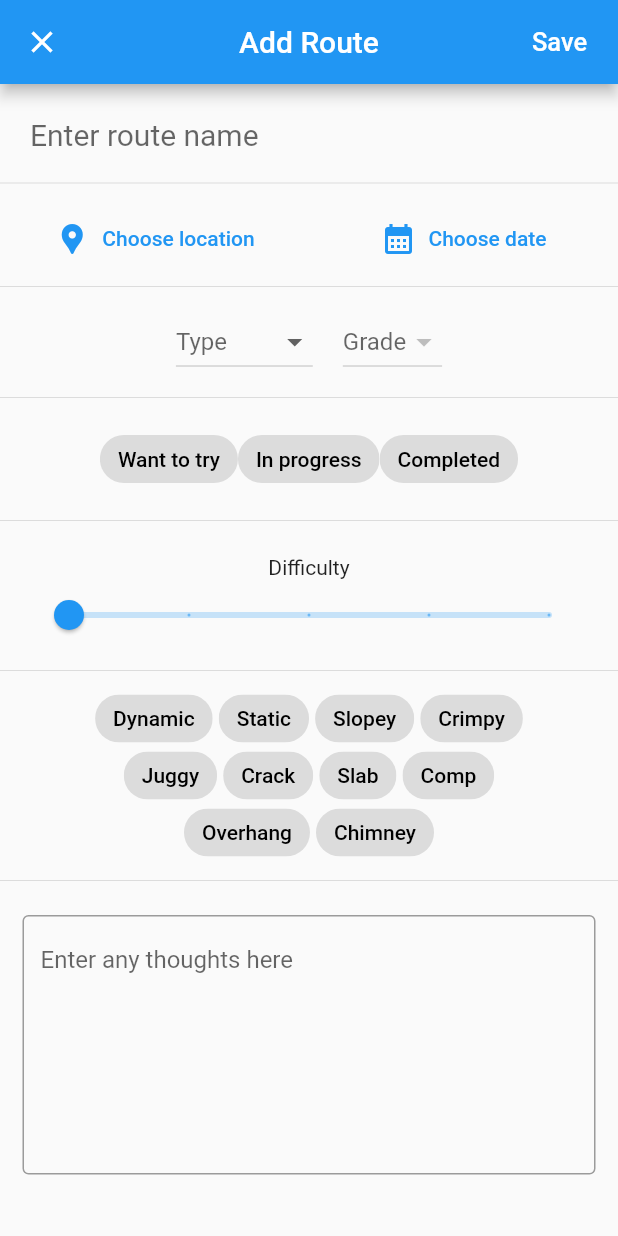
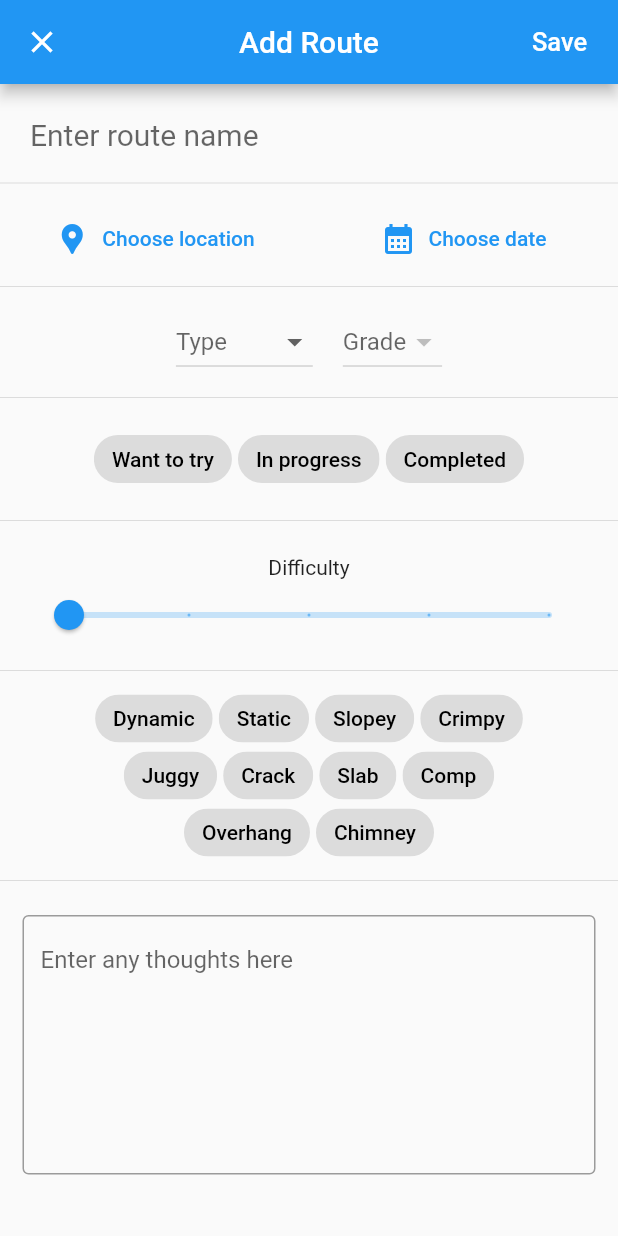
Before and after one commit to Redpoint-app/Redpoint, a Flutter app: the AddPage screen opened directly, on a phone screen of 412 x 824 dp. Run offline on Flutter 3.47's test engine with Material 2 defaults, Android fonts, the phone set to English and light mode, and no system bars; our stand-ins replace dotted_border, drift; missing offline and left inert: drift_local_storage_inspector, storage_inspector; accounts and stored records are empty; generated files the repository leaves out were written again.

Commit message:
Fixed all magic numbers

```diff
--- a/lib/add_route/add_page.dart
+++ b/lib/add_route/add_page.dart
@@ -15,6 +15,7 @@ import 'package:redpoint/database/models/route/route_difficulty.dart';
 import 'package:redpoint/database/models/route/route_status.dart';
 import 'package:redpoint/database/models/tag/tag.dart';
 import 'package:redpoint/shared/methods/local_date_util.dart';
+import 'package:redpoint/shared/widgets/dimensions.dart';
 
 const int maxTags = 5;
 
@@ -179,6 +180,8 @@ class _AddPageState extends State<AddPage> {
   @override
   Widget build(BuildContext context) {
     int numDifficulties = RouteDifficultyEnum.values.length - 1;
+    const numLines = 7;
+    const widthFactor = 0.7;
 
     return Scaffold(
       appBar: AppBar(
@@ -198,7 +201,7 @@ class _AddPageState extends State<AddPage> {
                 "Save",
                 style: TextStyle(
                   color: Theme.of(context).colorScheme.onPrimary,
-                  fontSize: 17.0,
+                  fontSize: TextDimensions.appBarTextButtonSize,
                 ),
               ),
             ),
@@ -286,17 +289,20 @@ class _AddPageState extends State<AddPage> {
                 Padding(
                   padding: const EdgeInsets.symmetric(vertical: 2),
                   child: SizedBox(
-                    height: 34,
+                    height: ChipDimensions.height,
                     child: Row(
                       mainAxisAlignment: MainAxisAlignment.center,
                       children: RouteStatusEnum.values
                           .map(
-                            (RouteStatusEnum value) =>
-                                FormSelectChip<RouteStatusEnum>(
+                            (RouteStatusEnum value) => Padding(
+                              padding:
+                                  const EdgeInsets.symmetric(horizontal: 2),
+                              child: FormSelectChip<RouteStatusEnum>(
                                 label: value.label,
                                 value: value,
                                 selectedValue: _status,
                                 callback: _setStatusIndex,
+                              ),
                             ),
                           )
                           .toList(),
@@ -307,17 +313,20 @@ class _AddPageState extends State<AddPage> {
                   Padding(
                     padding: const EdgeInsets.symmetric(vertical: 2),
                     child: SizedBox(
-                      height: 34,
+                      height: ChipDimensions.height,
                       child: Row(
                         mainAxisAlignment: MainAxisAlignment.center,
                         children: RouteCompletedStatusEnum.values
                             .map(
-                              (RouteCompletedStatusEnum value) =>
-                                  FormSelectChip<RouteCompletedStatusEnum>(
+                              (RouteCompletedStatusEnum value) => Padding(
+                                padding:
+                                    const EdgeInsets.symmetric(horizontal: 2),
+                                child: FormSelectChip<RouteCompletedStatusEnum>(
                                   label: value.label,
                                   value: value,
                                   selectedValue: _completedStatus,
                                   callback: _setCompletedStatusIndex,
+                                ),
                               ),
                             )
                             .toList(),
@@ -355,11 +364,11 @@ class _AddPageState extends State<AddPage> {
             ),
             const Divider(),
             FractionallySizedBox(
-              widthFactor: 0.7,
+              widthFactor: widthFactor,
               child: Wrap(
-                runSpacing: -10,
+                runSpacing: ChipDimensions.runSpacing,
                 alignment: WrapAlignment.center,
-                spacing: 4,
+                spacing: PaddingDimensions.sm,
                 children: [
                   for (final tag in TagEnum.values)
                     FormMultiSelectChip<TagEnum>(
@@ -385,7 +394,7 @@ class _AddPageState extends State<AddPage> {
                 bottom: 80,
               ),
               child: TextField(
-                maxLines: 7,
+                maxLines: numLines,
                 controller: _thoughtsController,
                 decoration: const InputDecoration(
                   border: OutlineInputBorder(),
--- a/lib/add_route/widgets/small_icon_button.dart
+++ b/lib/add_route/widgets/small_icon_button.dart
@@ -21,8 +21,8 @@ class _SmallIconButtonState extends State<SmallIconButton> {
   @override
   Widget build(BuildContext context) {
     return Container(
-      width: ContainersDimensions.widthSmall,
-      height: ContainersDimensions.heightSmall,
+      width: ContainerDimensions.widthExtraSmall,
+      height: ContainerDimensions.heightExtraSmall,
       decoration: BoxDecoration(
         color: widget.color ?? Theme.of(context).primaryColor,
         borderRadius: const BorderRadius.all(Radius.circular(30.0)),
@@ -30,7 +30,7 @@ class _SmallIconButtonState extends State<SmallIconButton> {
       child: Center(
         child: CustomIconButton(
           icon: widget.icon,
-          size: IconsDimensions.iconSizeSmall,
+          size: IconDimensions.sm,
           onTap: widget.onPressed,
         ),
       ),
--- a/lib/home/widgets/route_card.dart
+++ b/lib/home/widgets/route_card.dart
@@ -54,7 +54,7 @@ class _RouteCardState extends State<RouteCard> {
             crossAxisAlignment: CrossAxisAlignment.start,
             children: [
               SizedBox(
-                width: 230,
+                width: CardDimensions.widthLarge,
                 child: Column(
                   crossAxisAlignment: CrossAxisAlignment.start,
                   children: [
@@ -89,8 +89,8 @@ class _RouteCardState extends State<RouteCard> {
                           AsyncSnapshot<List<int>> snapshot,
                         ) {
                           return Wrap(
-                            runSpacing: -10,
-                            spacing: 4,
+                            runSpacing: ChipDimensions.runSpacing,
+                            spacing: PaddingDimensions.sm,
                             children: snapshot.data
                                     ?.map((int tagId) => Chip(
                                           label: Text(
--- a/lib/home/widgets/route_carousel.dart
+++ b/lib/home/widgets/route_carousel.dart
@@ -57,7 +57,7 @@ class _RouteCarouselState extends State<RouteCarousel> {
             ),
           ),
           SizedBox(
-            height: 250.0,
+            height: CardDimensions.heightLarge,
             child: StreamBuilder<List<RouteData>>(
               stream: widget.routes,
               builder: (
@@ -72,7 +72,7 @@ class _RouteCarouselState extends State<RouteCarousel> {
                       return widget.emptyWidget;
                     case ConnectionState.waiting:
                       return const SizedBox(
-                        width: 250,
+                        width: CardDimensions.heightLarge,
                         child: Padding(
                           padding: EdgeInsets.all(75),
                           child: CircularProgressIndicator(),
--- a/lib/routes/routes_page.dart
+++ b/lib/routes/routes_page.dart
@@ -5,6 +5,7 @@ import 'package:redpoint/routes/widgets/filter/filter_bar.dart';
 import 'package:redpoint/routes/widgets/route_list_element.dart';
 import 'package:redpoint/shared/providers/filter_change_notifier.dart';
 import 'package:redpoint/shared/widgets/custom_icon_button.dart';
+import 'package:redpoint/shared/widgets/dimensions.dart';
 import 'package:redpoint/shared/widgets/layout/page_template.dart';
 
 class RoutesPage extends PageTemplate {
@@ -38,14 +39,14 @@ class _RoutesPageBodyState extends State<_RoutesPageBody> {
             children: [
               CustomIconButton(
                 icon: Icons.filter_alt_outlined,
-                size: 28,
+                size: IconDimensions.xl,
                 onTap: () {
                   // TODO
                 },
               ),
               CustomIconButton(
                 icon: Icons.search,
-                size: 28,
+                size: IconDimensions.xl,
                 onTap: () {
                   // TODO
                 },
--- a/lib/routes/widgets/route_list_element.dart
+++ b/lib/routes/widgets/route_list_element.dart
@@ -3,6 +3,7 @@ import 'package:redpoint/database/database.dart';
 import 'package:redpoint/database/models/climb_type/climb_type.dart';
 import 'package:redpoint/shared/methods/local_date_util.dart';
 import 'package:redpoint/shared/widgets/custom_icon_button.dart';
+import 'package:redpoint/shared/widgets/dimensions.dart';
 
 class RouteListElement extends StatefulWidget {
   const RouteListElement({super.key, required this.route});
@@ -51,7 +52,7 @@ class _RouteListElementState extends State<RouteListElement> {
                         padding: const EdgeInsets.only(left: 40),
                         child: CustomIconButton(
                           icon: Icons.more_horiz,
-                          size: 20,
+                          size: IconDimensions.md,
                           onTap: () {
                             // TODO
                           },
--- a/lib/shared/methods/local_date_util.dart
+++ b/lib/shared/methods/local_date_util.dart
@@ -15,6 +15,7 @@ const months = [
 
 const daysInWeek = 7;
 const daysInMonth = 30;
+const hoursInHalfDay = 12;
 
 String pastDateMessage(DateTime date) {
   DateTime now = DateTime.now();
--- a/lib/shared/widgets/custom_icon_button.dart
+++ b/lib/shared/widgets/custom_icon_button.dart
@@ -36,7 +36,7 @@ class _CustomIconButtonState extends State<CustomIconButton> {
         splashColor: inkColor,
         splashFactory: InkRipple.splashFactory,
         radius: widget.inkRadius ??
-            (widget.size / IconsDimensions.radiusToSizeRatio),
+            (widget.size / IconDimensions.radiusToSizeRatio),
         child: Icon(
           widget.icon,
           color: widget.color ?? theme.iconTheme.color,
```
Also changed, not shown: lib/home/home_page.dart (+7 -4 lines), lib/home/widgets/add_route_card.dart (+8 -4 lines), lib/routes/widgets/filter/filter_button.dart (+5 -4 lines), lib/routes/widgets/filter/removeable_filter_label.dart (+4 -3 lines), lib/shared/widgets/dimensions.dart (+24 -5 lines). Lines whose indentation alone changed are shown as unchanged.
